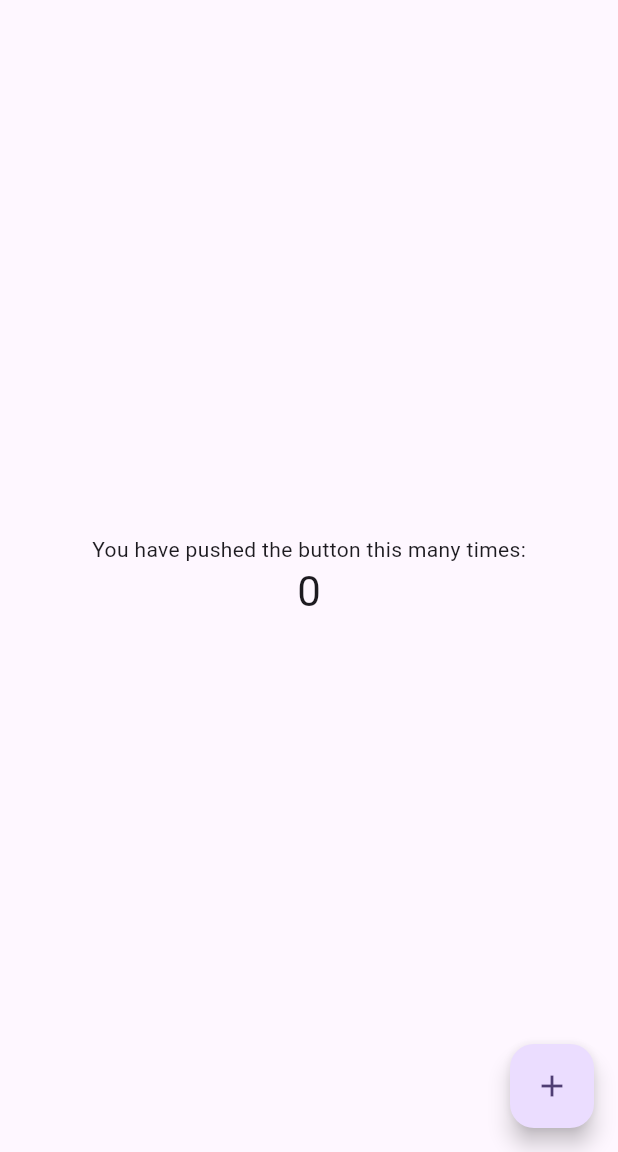
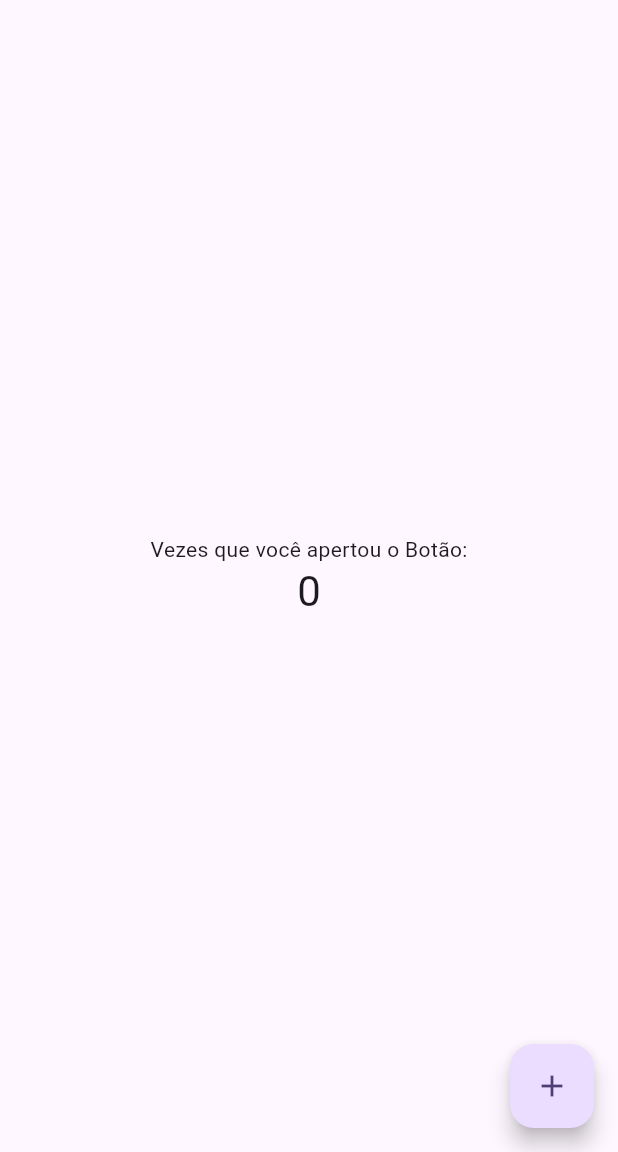
Before and after one commit to joaopcs80/projetoflutter, a Flutter app: the screen it shows after launch, on a phone screen of 412 x 824 dp, the part 84-1236 px from its top. Run offline on Flutter 3.47's test engine with Material 2 defaults, Android fonts, the phone set to English and light mode, and no system bars.

```diff
--- a/projeto01/lib/main.dart
+++ b/projeto01/lib/main.dart
@@ -106,7 +106,7 @@ class _MyHomePageState extends State<MyHomePage> {
           mainAxisAlignment: MainAxisAlignment.center,
           children: <Widget>[
             const Text(
-              'You have pushed the button this many times:',
+              'Vezes que você apertou o Botão:',
             ),
             Text(
               '$_counter',
```
